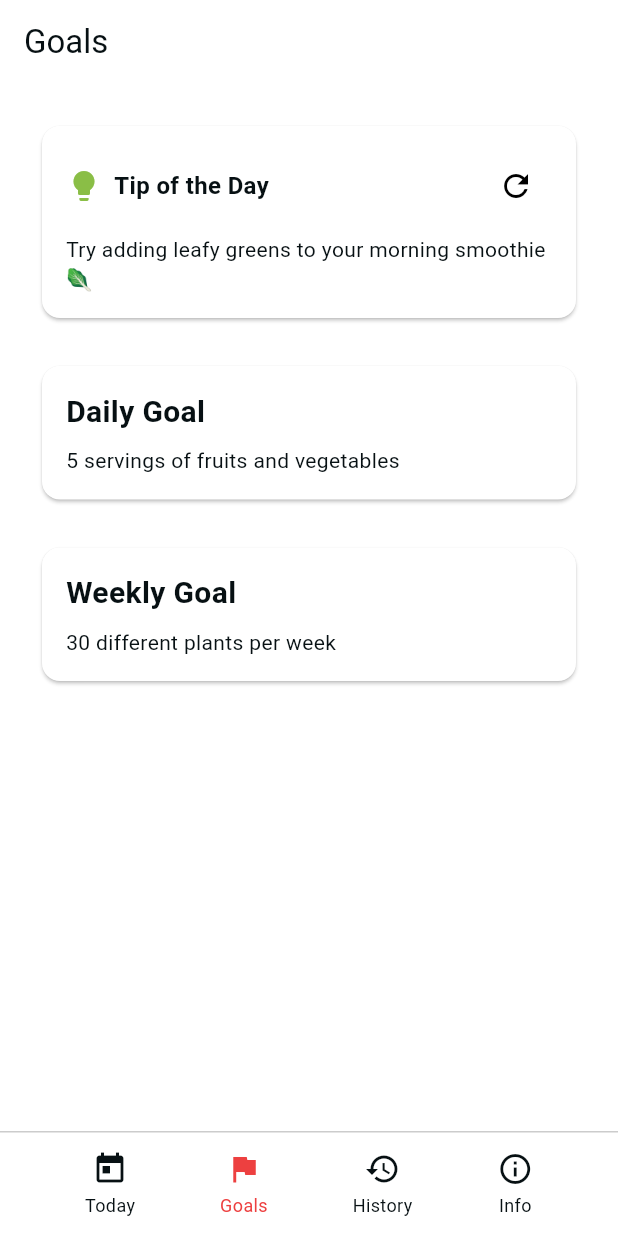
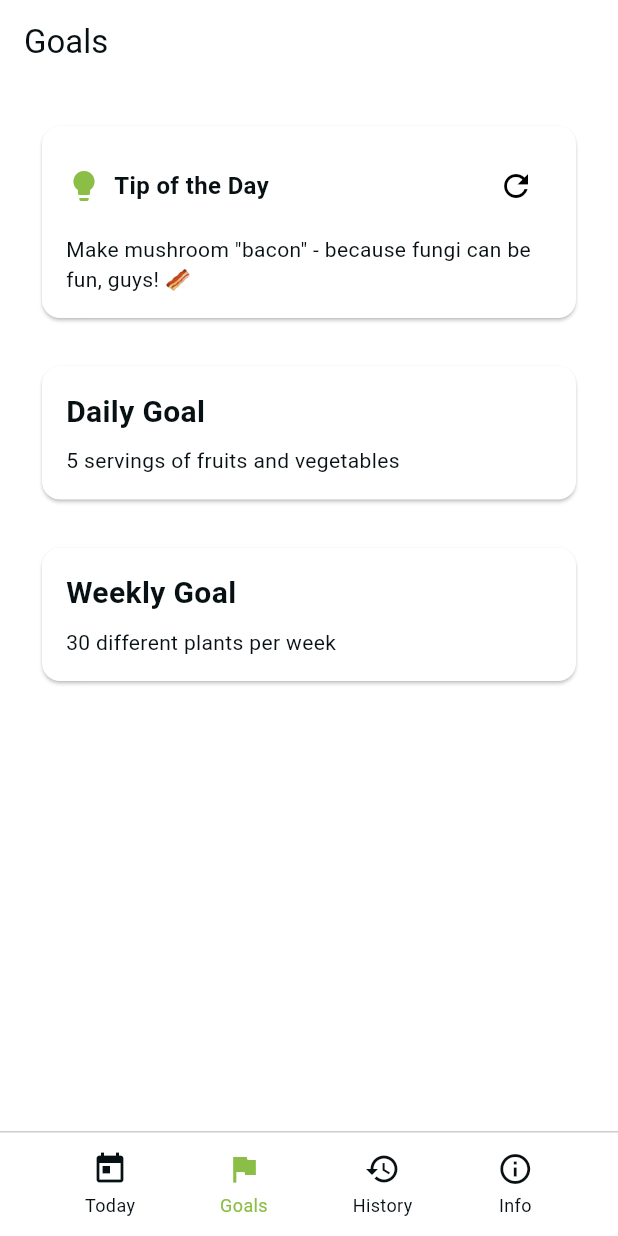
Before and after one commit to Skip-Studios/good-gut, a Flutter app: the screen it shows once a user with an empty profile is signed in, item 2 of the bottom bar chosen, after a tap on the "refresh" icon, on a phone screen of 412 x 824 dp. Run offline on Flutter 3.47's test engine with Material 3 defaults, Android fonts, the phone set to English and light mode, and no system bars; our stand-ins replace firebase_auth, firebase_core, fl_chart, font_awesome_flutter, google_mobile_ads, google_sign_in and 3 more; missing offline and left inert: easy_autocomplete; accounts and stored records are empty; network calls fail.

Commit message:
Added: - More Tips - More Health Benefits combo - Apple Login - Grain Icon using FontAwesome - Other minor bug fixes and changes

```diff
--- a/lib/main.dart
+++ b/lib/main.dart
@@ -42,6 +42,7 @@ class MyApp extends StatelessWidget {
   Widget build(BuildContext context) {
     return MaterialApp(
       title: 'Good Gut',
+      debugShowCheckedModeBanner: false,
       theme: ThemeData(
         colorScheme: ColorScheme.fromSwatch(
           primarySwatch: createMaterialColor(
--- a/lib/pages/daily_tracking_page.dart
+++ b/lib/pages/daily_tracking_page.dart
@@ -1,4 +1,5 @@
 import 'package:flutter/material.dart';
+import 'package:font_awesome_flutter/font_awesome_flutter.dart';
 import '../models/produce_item.dart';
 import '../widgets/add_produce_dialog.dart';
 import '../services/database_helper.dart';
@@ -56,9 +57,9 @@ class _DailyTrackingPageState extends State<DailyTrackingPage> {
       case 'mushroom':
         return Icons.forest;
       case 'nut':
+        return FontAwesomeIcons.seedling;
+      case 'grain':
         return Icons.grain;
-      case 'grain':
-        return Icons.agriculture;
       default:
         return Icons.eco;
     }
--- a/lib/pages/goals_page.dart
+++ b/lib/pages/goals_page.dart
@@ -1,5 +1,6 @@
 import 'package:flutter/material.dart';
 import 'package:shared_preferences/shared_preferences.dart';
+import 'dart:math';
 
 class GoalsPage extends StatefulWidget {
   const GoalsPage({super.key});
@@ -19,30 +20,59 @@ class _GoalsPageState extends State<GoalsPage> {
 
   // Add tips list
   static const List<String> _tips = [
-    'Try adding leafy greens to your morning smoothie 🥬',
-    'Keep pre-cut vegetables in your fridge for easy snacking 🥕',
-    'Add mushrooms to your pasta for an immune system boost 🍄',
-    'Sprinkle nuts on your breakfast for healthy fats 🥜',
-    'Fresh herbs can transform any dish while adding health benefits 🌿',
-    'Challenge yourself to try one new vegetable each week 🥦',
-    'Add fruit to your water for natural flavor 🍎',
-    'Keep frozen vegetables for convenient meal prep 🧊',
-    'Start your day with a piece of fruit 🍌',
-    'Add vegetables to your favorite sandwich 🥪',
+    'Try adding leafy greens to your smoothie - because drinking your salad is way more fun! 🥬',
+    'Keep pre-cut veggies in your fridge. Your future hungry self will thank you! 🥕',
+    'Add mushrooms to your pasta - they\'re the fun-guys of the food world! 🍄',
+    'Sprinkle nuts on your breakfast. They\'re not just for squirrels! 🥜',
+    'Fresh herbs are like nature\'s flavor confetti - sprinkle them everywhere! 🌿',
+    'Challenge yourself to try one new veggie each week. Who knows, you might find your soulmate in a sweet potato! 🥔',
+    'Add fruit to your water - because plain water is so 2023! 🍎',
+    'Keep frozen veggies handy. They\'re like your emergency backup dancers! 🧊',
+    'Start your day with fruit - it\'s nature\'s candy, but your dentist approves! 🍌',
+    'Add veggies to your sandwich. It\'s like giving your lunch a vitamin hug! 🥪',
+    'Mix herbs into your eggs - because plain eggs are eggs-tremely boring! 🍳',
+    'Sneak spinach into your smoothies - ninja nutrition at its finest! 🥤',
+    'Roast your nuts for extra flavor - they\'re like tiny flavor bombs! 💥',
+    'Try grain bowls - they\'re like a warm hug for your gut! 🌾',
+    'Make mushroom "bacon" - because fungi can be fun, guys! 🥓',
+    'Add berries to your breakfast - they\'re like tiny antioxidant superheroes! 🦸‍♂️',
+    'Experiment with different herbs - it\'s like a flavor adventure in your kitchen! 🌺',
+    'Mix different colored veggies - eat the rainbow, taste the rainbow! 🌈',
+    'Try overnight oats - because future you deserves a delicious breakfast! 🥣',
+    'Make veggie noodles - they\'re like regular noodles but wearing a cape! 🦸‍♀️',
   ];
 
+  late List<String> _dailyTips;
   late String _currentTip;
 
   @override
   void initState() {
     super.initState();
     _loadGoals();
-    _randomizeTip();
+    _initializeDailyTips();
+  }
+
+  void _initializeDailyTips() {
+    // Get today's date as a seed
+    final today = DateTime.now().day;
+
+    // Create a repeatable random number generator for today
+    final random = Random(today);
+
+    // Shuffle the tips using today's seed and take first 3
+    final shuffled = List<String>.from(_tips)..shuffle(random);
+    _dailyTips = shuffled.take(3).toList();
+
+    // Set initial tip
+    _currentTip = _dailyTips[0];
   }
 
   void _randomizeTip() {
     setState(() {
-      _currentTip = _tips[DateTime.now().millisecondsSinceEpoch % _tips.length];
+      // Cycle through today's 3 tips
+      final currentIndex = _dailyTips.indexOf(_currentTip);
+      final nextIndex = (currentIndex + 1) % _dailyTips.length;
+      _currentTip = _dailyTips[nextIndex];
     });
   }
 
@@ -103,6 +133,9 @@ class _GoalsPageState extends State<GoalsPage> {
     required VoidCallback onTap,
   }) {
     return Card(
+      child: InkWell(
+        onTap: onTap,
+        borderRadius: BorderRadius.circular(12),
         child: Padding(
           padding: const EdgeInsets.all(16.0),
           child: Column(
@@ -111,11 +144,13 @@ class _GoalsPageState extends State<GoalsPage> {
             children: [
               Text(
                 title,
-              style: const TextStyle(fontSize: 20, fontWeight: FontWeight.bold),
+                style:
+                    const TextStyle(fontSize: 20, fontWeight: FontWeight.bold),
               ),
               const SizedBox(height: 8),
               Text('$value $description'),
             ],
+          ),
         ),
       ),
     );
@@ -245,10 +280,12 @@ class _GoalsPageState extends State<GoalsPage> {
                   ),
                 ),
                 const Spacer(),
-                IconButton(
+                Tooltip(
+                  message: 'Show another tip (3 available per day)',
+                  child: IconButton(
                     icon: const Icon(Icons.refresh),
                     onPressed: _randomizeTip,
-                  tooltip: 'Show another tip',
+                  ),
                 ),
               ],
             ),
--- a/lib/pages/history_page.dart
+++ b/lib/pages/history_page.dart
@@ -4,6 +4,7 @@ import '../services/database_helper.dart';
 import '../services/benefits_service.dart';
 import '../models/produce_item.dart';
 import 'package:intl/intl.dart';
+import 'package:font_awesome_flutter/font_awesome_flutter.dart';
 
 extension StringExtension on String {
   String capitalize() {
@@ -452,8 +453,8 @@ class _HistoryPageState extends State<HistoryPage> {
       'vegetable': Icons.eco,
       'herb': Icons.grass,
       'mushroom': Icons.forest,
-      'nut': Icons.grain,
-      'grain': Icons.agriculture,
+      'nut': FontAwesomeIcons.seedling,
+      'grain': Icons.grain,
     };
 
     final Map<String, Color> categoryColors = {
--- a/lib/pages/home_page.dart
+++ b/lib/pages/home_page.dart
@@ -174,7 +174,7 @@ class _HomePageState extends State<HomePage> {
           Icon(
             icon,
             color: isSelected
-                ? const Color(0xFFED4040)
+                ? Theme.of(context).colorScheme.primary
                 : Theme.of(context).colorScheme.onSurface,
           ),
           const SizedBox(height: 4),
@@ -183,7 +183,7 @@ class _HomePageState extends State<HomePage> {
             style: TextStyle(
               fontSize: 12,
               color: isSelected
-                  ? const Color(0xFFED4040)
+                  ? Theme.of(context).colorScheme.primary
                   : Theme.of(context).colorScheme.onSurface,
             ),
           ),
--- a/lib/pages/login_page.dart
+++ b/lib/pages/login_page.dart
@@ -1,5 +1,7 @@
 import 'package:flutter/material.dart';
 import '../services/auth_service.dart';
+import 'dart:io' show Platform;
+import 'package:sign_in_with_apple/sign_in_with_apple.dart';
 
 class LoginPage extends StatefulWidget {
   const LoginPage({super.key});
@@ -80,7 +82,7 @@ class _LoginPageState extends State<LoginPage> {
               child: Column(
                 crossAxisAlignment: CrossAxisAlignment.stretch,
                 children: [
-                  const SizedBox(height: 48),
+                  const SizedBox(height: 32),
                   // App Logo/Icon
                   Image.asset(
                     'assets/images/goodgut-logo.png',
@@ -159,7 +161,7 @@ class _LoginPageState extends State<LoginPage> {
                         ),
                       ),
                     ),
-                  const SizedBox(height: 24),
+                  const SizedBox(height: 16),
                   if (_isLoading)
                     const Center(child: CircularProgressIndicator())
                   else
@@ -201,8 +203,11 @@ class _LoginPageState extends State<LoginPage> {
                         OutlinedButton.icon(
                           onPressed: () async {
                             try {
+                              print('Starting Google Sign In...');
                               await _authService.signInWithGoogle();
+                              print('Google Sign In completed successfully');
                             } catch (e) {
+                              print('Google Sign In error: $e');
                               if (mounted) {
                                 ScaffoldMessenger.of(context).showSnackBar(
                                   SnackBar(content: Text(e.toString())),
@@ -230,7 +235,26 @@ class _LoginPageState extends State<LoginPage> {
                             ),
                           ),
                         ),
-                        const SizedBox(height: 24),
+                        if (Platform.isIOS) ...[
+                          const SizedBox(height: 16),
+                          SignInWithAppleButton(
+                            onPressed: () async {
+                              try {
+                                await _authService.signInWithApple();
+                              } catch (e) {
+                                if (mounted) {
+                                  ScaffoldMessenger.of(context).showSnackBar(
+                                    SnackBar(content: Text(e.toString())),
+                                  );
+                                }
+                              }
+                            },
+                            style: SignInWithAppleButtonStyle.black,
+                            height: 50,
+                            borderRadius: BorderRadius.circular(12),
+                          ),
+                        ],
+                        const SizedBox(height: 16),
                         TextButton(
                           onPressed: () {
                             setState(() {
--- a/pubspec.yaml
+++ b/pubspec.yaml
@@ -41,6 +41,9 @@ dependencies:
   google_sign_in: ^6.2.1
   shared_preferences: ^2.2.2
   google_mobile_ads: ^5.3.1
+  sign_in_with_apple: ^5.0.0
+  font_awesome_flutter: ^10.8.0
+  url_launcher: ^6.2.5
 
 
   # The following adds the Cupertino Icons font to your application.
```
Also changed, not shown: lib/pages/info_page.dart (+27 -0 lines), lib/services/auth_service.dart (+27 -1 lines), lib/services/benefits_service.dart (+51 -0 lines), pubspec.lock, 9 other files. Lines whose indentation alone changed are shown as unchanged.
